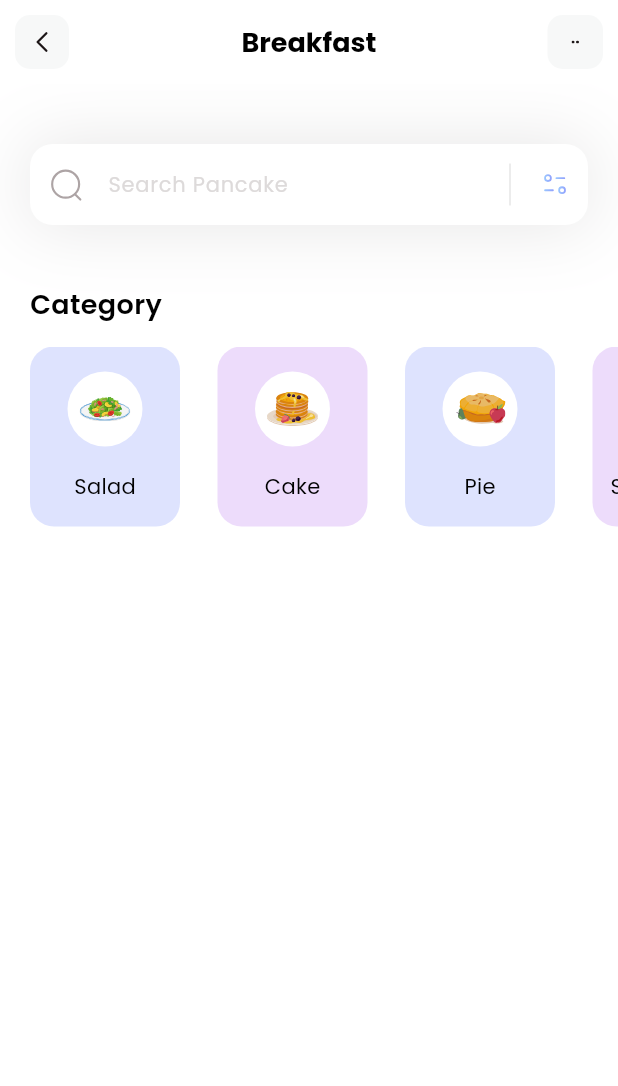
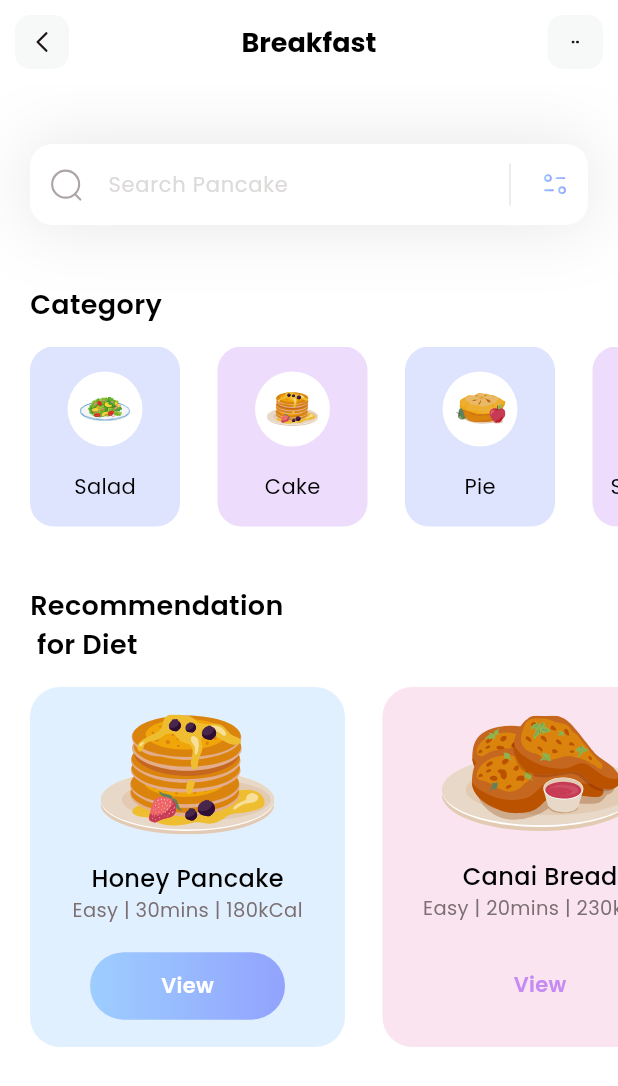
Before and after one commit to rahulio96/flutter-tutorial, a Flutter app: the screen it shows after launch, on a phone screen of 412 x 824 dp. Shown: the top 1086 px of the screen. Run offline on Flutter 3.47's test engine with Material 3 defaults, Android fonts, the phone set to English and light mode, and no system bars; our stand-ins replace flutter_svg.

Commit message:
Diet section

```diff
--- /dev/null
+++ b/lib/models/diet_model.dart
@@ -0,0 +1,51 @@
+import 'package:flutter/material.dart';
+
+class DietModel {
+  String name;
+  String iconPath;
+  String level;
+  String duration;
+  String calorie;
+  Color boxColor;
+  bool viewIsSelected;
+
+  DietModel({
+    required this.name,
+    required this.iconPath,
+    required this.level,
+    required this.duration,
+    required this.calorie,
+    required this.boxColor,
+    required this.viewIsSelected
+  });
+
+  static List <DietModel> getDiets() {
+    List <DietModel> diets = [];
+
+    diets.add(
+      DietModel(
+       name: 'Honey Pancake',
+       iconPath: 'assets/icons/honey-pancakes.svg',
+       level: 'Easy',
+       duration: '30mins',
+       calorie: '180kCal',
+       viewIsSelected: true,
+       boxColor: Color(0xff9DCEFF)
+      )
+    );
+
+    diets.add(
+      DietModel(
+       name: 'Canai Bread',
+       iconPath: 'assets/icons/canai-bread.svg',
+       level: 'Easy',
+       duration: '20mins',
+       calorie: '230kCal',
+       viewIsSelected: false,
+       boxColor: Color(0xffEEA4CE)
+      )
+    );
+
+    return diets;
+  }
+}
--- a/lib/pages/home.dart
+++ b/lib/pages/home.dart
@@ -1,6 +1,8 @@
 import 'package:flutter/material.dart';
+import 'package:flutter/widgets.dart';
 import 'package:flutter_svg/flutter_svg.dart';
 import 'package:flutter_tutorial/models/category_model.dart';
+import 'package:flutter_tutorial/models/diet_model.dart';
 
 
 // use stl to auto-generate
@@ -13,19 +15,25 @@ class HomePage extends StatefulWidget {
 
 class _HomePageState extends State<HomePage> {
   List<CategoryModel> categories = [];
+  List<DietModel> diets = [];
 
-  void getCategories() {
+  void getInitialInfo() {
     categories = CategoryModel.getCategories();
+    diets = DietModel.getDiets();
+  }
+
+    void getDiets() {
+
   }
 
   @override
   void initState() {
-    getCategories();
+    getInitialInfo();
   }
 
   @override
   Widget build(BuildContext context) {
-    getCategories();
+    getInitialInfo();
     return Scaffold(
       appBar: appBar(),
       backgroundColor: Colors.white,
@@ -35,9 +43,106 @@ class _HomePageState extends State<HomePage> {
           searchField(),
           SizedBox(height: 40,),
           categoriesSection(),
+          SizedBox(height: 40,),
+          dietSection(),
+
         ],
       ),
     );
+  }
+
+  Column dietSection() {
+    return Column(
+          crossAxisAlignment: CrossAxisAlignment.start,
+          children: [
+            Padding(
+              padding: const EdgeInsets.only(left: 20),
+              child: Text(
+                'Recommendation\n for Diet',
+                style: TextStyle(
+                    color: Colors.black,
+                    fontSize: 18,
+                    fontWeight: FontWeight.w600,
+                ),
+            ),
+            ),
+          SizedBox(height: 15,),
+          Container(
+            height: 240,
+            child: ListView.separated(
+              itemBuilder: (context, index) {
+                return Container(
+                  width: 210,
+
+                  decoration: BoxDecoration(
+                    color: diets[index].boxColor.withOpacity(0.3),
+                    borderRadius: BorderRadius.circular(20)
+                  ),
+
+                  child: Column(
+                    mainAxisAlignment: MainAxisAlignment.spaceEvenly,
+                    children: [
+                      SvgPicture.asset(diets[index].iconPath),
+                      Column(
+                      children: [
+                        Text(
+                          diets[index].name,
+                          style: TextStyle(
+                            fontWeight: FontWeight.w500,
+                            color: Colors.black,
+                            fontSize: 16
+                          ),
+                        ),
+
+                        Text(
+                          diets[index].level + ' | ' + diets[index].duration + ' | ' + diets[index].calorie,
+                          style: TextStyle(
+                            color: Color(0xff7B6F72),
+                            fontSize: 13,
+                            fontWeight: FontWeight.w400,
+                          ),
+                        ),
+                      ]
+                    ),
+                      Container(
+                        height: 45,
+                        width: 130,
+                        child: Center(
+                          child: Text(
+                            'View',
+                            style: TextStyle(
+                              color: diets[index].viewIsSelected ? Colors.white : Color(0xffC58BF2),
+                              fontWeight: FontWeight.w600,
+                              fontSize: 14,
+                            ),
+                          ),
+                        ),
+                        decoration: BoxDecoration(
+
+                          gradient: LinearGradient(
+                            colors: [
+                              diets[index].viewIsSelected ? Color(0xff9DCEFF) : Colors.transparent,
+                              diets[index].viewIsSelected ? Color(0xff92A3FD) : Colors.transparent,
+                            ]
+                          ),
+                          borderRadius: BorderRadius.circular(50),
+                        ),
+                      ),
+                    ],
+                    )
+                );
+              },
+              separatorBuilder: (context, index) => SizedBox(width: 25,),
+              itemCount: diets.length,
+              scrollDirection: Axis.horizontal,
+              padding: EdgeInsets.only(
+                left: 20,
+                right: 20,
+              ),
+            )
+          ),
+          ],
+        );
   }
 
   Column categoriesSection() {
```
Also changed, not shown: assets/icons/canai-bread.svg (added).
